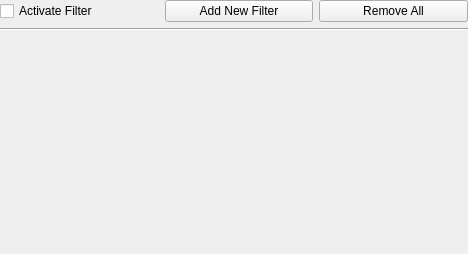
The window that Include/iblobgui/CBlobFilterParamsGuiComp.ui (naskin-gmg/AcfSln) describes before a commit, drawn with Qt 5.
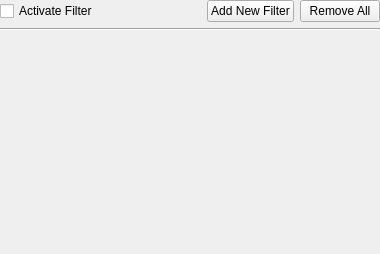
The same window after the commit. Icons and pictures are not drawn.

Diff of the .ui file:
```diff
--- a/Include/iblobgui/CBlobFilterParamsGuiComp.ui
+++ b/Include/iblobgui/CBlobFilterParamsGuiComp.ui
@@ -6,7 +6,7 @@
    <rect>
     <x>0</x>
     <y>0</y>
-    <width>468</width>
+    <width>380</width>
     <height>254</height>
    </rect>
   </property>
@@ -44,7 +44,7 @@
         <enum>Qt::Horizontal</enum>
        </property>
        <property name="sizeType">
-        <enum>QSizePolicy::Preferred</enum>
+        <enum>QSizePolicy::MinimumExpanding</enum>
        </property>
        <property name="sizeHint" stdset="0">
         <size>
@@ -100,7 +100,7 @@
    <item>
     <widget class="QScrollArea" name="FilterArea">
      <property name="sizePolicy">
-      <sizepolicy hsizetype="Expanding" vsizetype="MinimumExpanding">
+      <sizepolicy hsizetype="MinimumExpanding" vsizetype="MinimumExpanding">
        <horstretch>0</horstretch>
        <verstretch>0</verstretch>
       </sizepolicy>
@@ -114,6 +114,9 @@
      <property name="horizontalScrollBarPolicy">
       <enum>Qt::ScrollBarAlwaysOff</enum>
      </property>
+     <property name="sizeAdjustPolicy">
+      <enum>QAbstractScrollArea::AdjustToContentsOnFirstShow</enum>
+     </property>
      <property name="widgetResizable">
       <bool>true</bool>
      </property>
@@ -125,10 +128,16 @@
        <rect>
         <x>0</x>
         <y>0</y>
-        <width>468</width>
-        <height>206</height>
+        <width>380</width>
+        <height>213</height>
        </rect>
       </property>
+      <property name="sizePolicy">
+       <sizepolicy hsizetype="MinimumExpanding" vsizetype="Preferred">
+        <horstretch>0</horstretch>
+        <verstretch>0</verstretch>
+       </sizepolicy>
+      </property>
       <layout class="QVBoxLayout" name="verticalLayout_4">
        <property name="leftMargin">
         <number>2</number>
```
